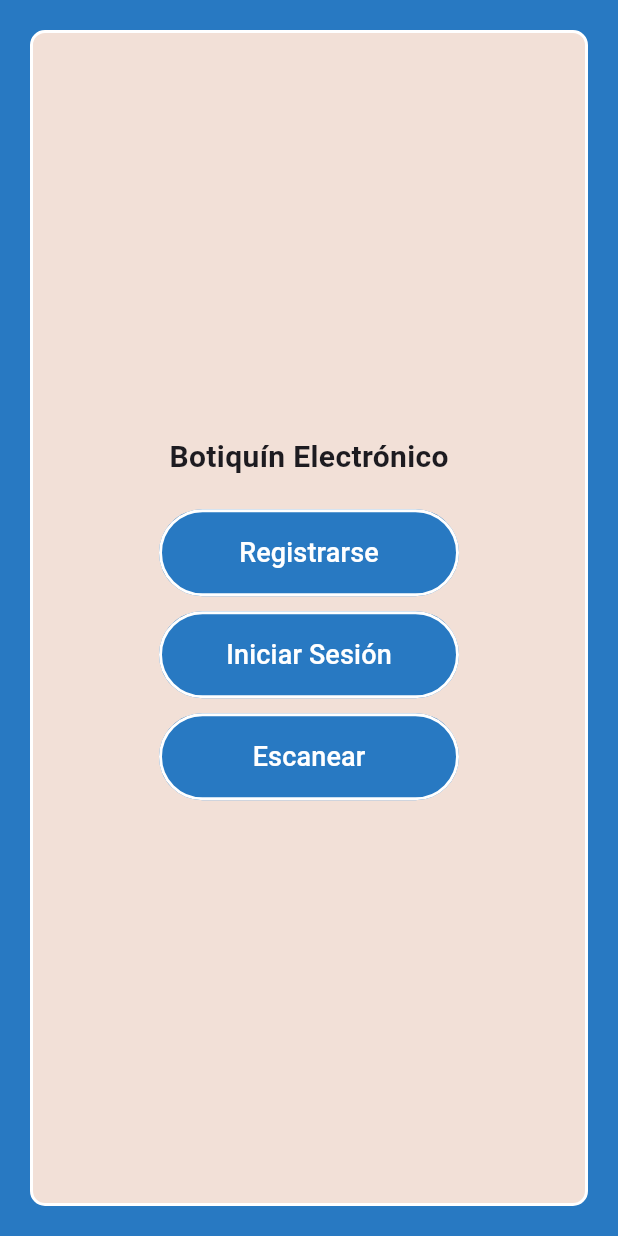
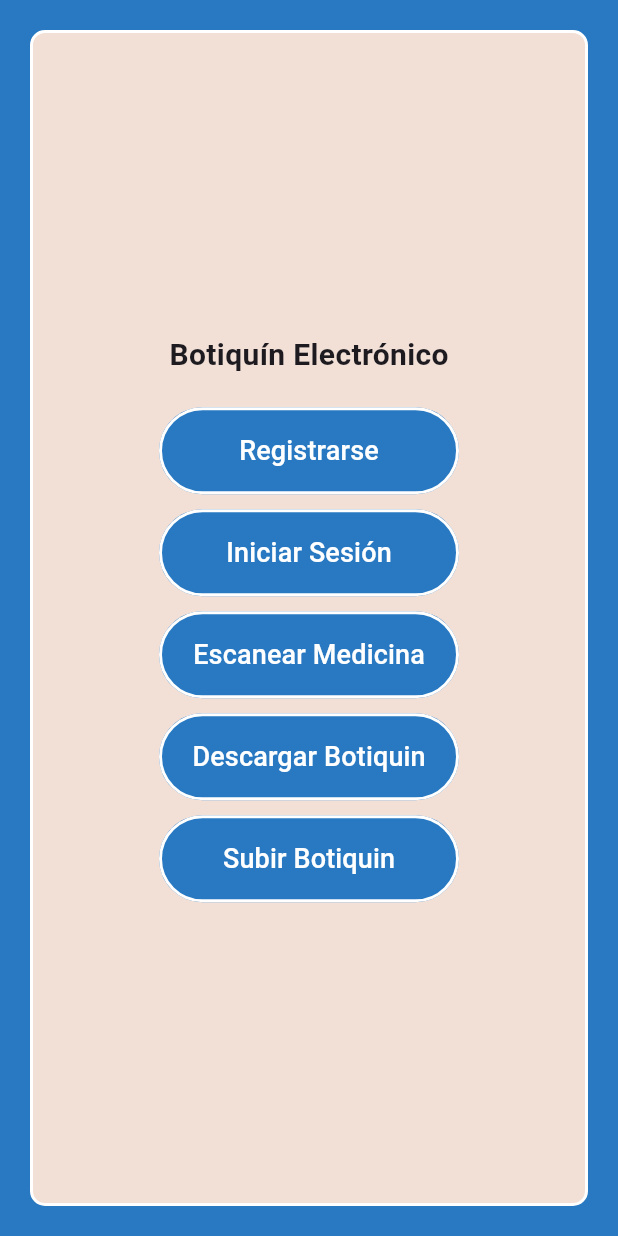
Before and after one commit to programat3/ProyectoDeTitulo, a Flutter app: the screen it shows after launch, on a phone screen of 412 x 824 dp. Run offline on Flutter 3.47's test engine with Material 3 defaults, Android fonts, the phone set to English and light mode, and no system bars; our stand-ins replace camera, supabase, supabase_flutter; missing offline and left inert: flutter_barcode_scanner, google_mlkit_commons, google_mlkit_text_recognition, orm; accounts and stored records are empty.

Commit message:
cambios menores front

```diff
--- a/botiquin_electronico/lib/main.dart
+++ b/botiquin_electronico/lib/main.dart
@@ -4,12 +4,16 @@ import 'package:supabase_flutter/supabase_flutter.dart';
 import 'users/login.dart';
 import 'users/signup.dart';
 
-Future<void> main() async{
+Future<void> main() async {
   await Supabase.initialize(
     url: 'https://lpcsofclckzmbbdchaog.supabase.co',
-    anonKey: 'eyJhbGciOiJIUzI1NiIsInR5cCI6IkpXVCJ9.eyJpc3MiOiJzdXBhYmFzZSIsInJlZiI6ImxwY3NvZmNsY2t6bWJiZGNoYW9nIiwicm9sZSI6ImFub24iLCJpYXQiOjE3MTU0NjExMzMsImV4cCI6MjAzMTAzNzEzM30.eCySPQNzOEgBWlDDRJ73EbX59Y7sfFGvRe25RQr0pS8',
+    anonKey:
+        'eyJhbGciOiJIUzI1NiIsInR5cCI6IkpXVCJ9.eyJpc3MiOiJzdXBhYmFzZSIsInJlZiI6ImxwY3NvZmNsY2t6bWJiZGNoYW9nIiwicm9sZSI6ImFub24iLCJpYXQiOjE3MTU0NjExMzMsImV4cCI6MjAzMTAzNzEzM30.eCySPQNzOEgBWlDDRJ73EbX59Y7sfFGvRe25RQr0pS8',
   );
-  runApp(const MaterialApp(home: MyApp(),));}
+  runApp(const MaterialApp(
+    home: MyApp(),
+  ));
+}
 
 class MyApp extends StatelessWidget {
   const MyApp({Key? key}) : super(key: key);
@@ -23,7 +27,8 @@ class MyApp extends StatelessWidget {
         ),
         child: Center(
           child: SizedBox(
-            width: MediaQuery.of(context).size.width * 1, // Ancho máximo del contenedor
+            width: MediaQuery.of(context).size.width *
+                1, // Ancho máximo del contenedor
             child: Container(
               margin: const EdgeInsets.all(20.0),
               padding: const EdgeInsets.all(20.0),
@@ -42,18 +47,24 @@ class MyApp extends StatelessWidget {
                       fontWeight: FontWeight.bold,
                     ),
                   ),
-                  const SizedBox(height: 20), // Añadir un espacio entre el texto y los botones
+                  const SizedBox(
+                      height:
+                          20), // Añadir un espacio entre el texto y los botones
                   SizedBox(
                     width: 200, // Ancho máximo
                     child: ElevatedButton(
                       onPressed: () {
                         Navigator.push(
                           context,
-                          MaterialPageRoute(builder: (context) => const SignUp()),
+                          MaterialPageRoute(
+                              builder: (context) => const SignUp()),
                         );
                       },
                       style: ElevatedButton.styleFrom(
-                        padding: EdgeInsets.symmetric(vertical: 16, horizontal: 20), // Ajusta los valores de padding según sea necesario
+                        padding: EdgeInsets.symmetric(
+                            vertical: 16,
+                            horizontal:
+                                20), // Ajusta los valores de padding según sea necesario
                         backgroundColor: Color(0xFF2879C2),
                         elevation: 0,
                         side: BorderSide(color: Colors.white, width: 2),
@@ -71,11 +82,15 @@ class MyApp extends StatelessWidget {
                       onPressed: () {
                         Navigator.push(
                           context,
-                          MaterialPageRoute(builder: (context) => const Login()),
+                          MaterialPageRoute(
+                              builder: (context) => const Login()),
                         );
                       },
                       style: ElevatedButton.styleFrom(
-                        padding: EdgeInsets.symmetric(vertical: 16, horizontal: 20), // Ajusta los valores de padding según sea necesario
+                        padding: EdgeInsets.symmetric(
+                            vertical: 16,
+                            horizontal:
+                                20), // Ajusta los valores de padding según sea necesario
                         backgroundColor: Color(0xFF2879C2),
                         elevation: 0,
                         side: BorderSide(color: Colors.white, width: 2),
@@ -93,17 +108,77 @@ class MyApp extends StatelessWidget {
                       onPressed: () {
                         Navigator.push(
                           context,
-                          MaterialPageRoute(builder: (context) => MedicamentoSKU()),
+                          MaterialPageRoute(
+                              builder: (context) => MedicamentoSKU()),
                         );
                       },
                       style: ElevatedButton.styleFrom(
-                        padding: EdgeInsets.symmetric(vertical: 16, horizontal: 20), // Ajusta los valores de padding según sea necesario
+                        padding: EdgeInsets.symmetric(
+                            vertical: 16,
+                            horizontal:
+                                20), // Ajusta los valores de padding según sea necesario
                         backgroundColor: Color(0xFF2879C2),
                         elevation: 0,
                         side: BorderSide(color: Colors.white, width: 2),
                       ),
                       child: Text(
-                        'Escanear',
+                        'Escanear Medicina',
+                        style: TextStyle(fontSize: 18, color: Colors.white),
+                      ),
+                    ),
+                  ),
+                  const SizedBox(
+                      height:
+                          10), // Añadir un espacio entre el texto y los botones
+                  SizedBox(
+                    width: 200, // Ancho máximo
+                    child: ElevatedButton(
+                      onPressed: () {
+                        Navigator.push(
+                          context,
+                          MaterialPageRoute(
+                              builder: (context) => const SignUp()),
+                        );
+                      },
+                      style: ElevatedButton.styleFrom(
+                        padding: EdgeInsets.symmetric(
+                            vertical: 16,
+                            horizontal:
+                                20), // Ajusta los valores de padding según sea necesario
+                        backgroundColor: Color(0xFF2879C2),
+                        elevation: 0,
+                        side: BorderSide(color: Colors.white, width: 2),
+                      ),
+                      child: Text(
+                        'Descargar Botiquin',
+                        style: TextStyle(fontSize: 18, color: Colors.white),
+                      ),
+                    ),
+                  ),
+                  const SizedBox(
+                      height:
+                          10), // Añadir un espacio entre el texto y los botones
+                  SizedBox(
+                    width: 200, // Ancho máximo
+                    child: ElevatedButton(
+                      onPressed: () {
+                        Navigator.push(
+                          context,
+                          MaterialPageRoute(
+                              builder: (context) => const SignUp()),
+                        );
+                      },
+                      style: ElevatedButton.styleFrom(
+                        padding: EdgeInsets.symmetric(
+                            vertical: 16,
+                            horizontal:
+                                20), // Ajusta los valores de padding según sea necesario
+                        backgroundColor: Color(0xFF2879C2),
+                        elevation: 0,
+                        side: BorderSide(color: Colors.white, width: 2),
+                      ),
+                      child: Text(
+                        'Subir Botiquin',
                         style: TextStyle(fontSize: 18, color: Colors.white),
                       ),
                     ),
```
Also changed, not shown: botiquin_electronico/lib/medicamento/medicamento_scanner.dart (+62 -7 lines), botiquin_electronico/lib/users/login.dart (+23 -22 lines), botiquin_electronico/lib/users/signup.dart (+5 -8 lines).
